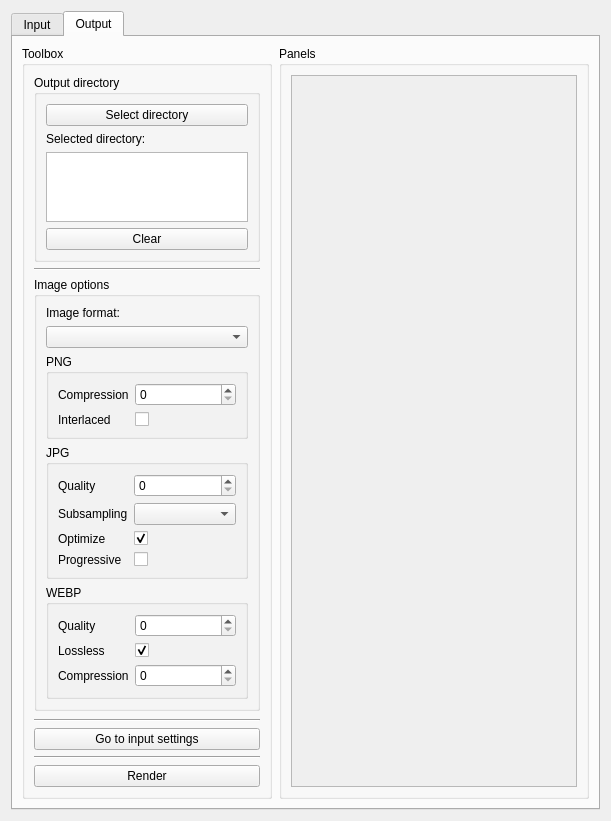
Qt form project.ui (ShadobaDev/Platemaker-qt) before a commit.
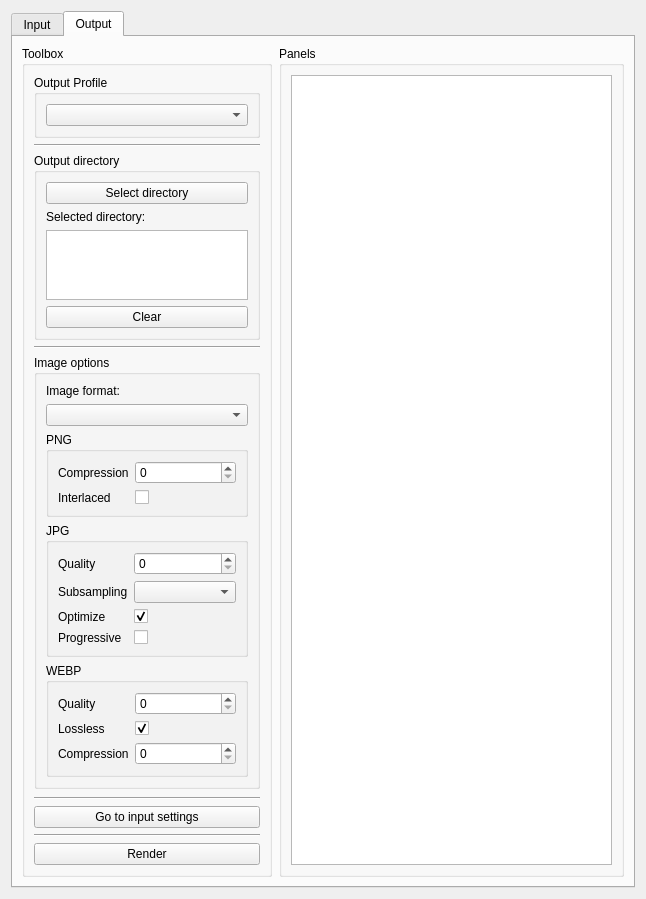
The same form after that commit. The open tabs and pages were chosen to show the change.

Commit message: feat(profile-dialogs): enhance canvas and output profile management in project

Diff of the .ui file:
```diff
--- a/project.ui
+++ b/project.ui
@@ -6,8 +6,8 @@
    <rect>
     <x>0</x>
     <y>0</y>
-    <width>611</width>
-    <height>665</height>
+    <width>646</width>
+    <height>674</height>
    </rect>
   </property>
   <property name="windowTitle">
@@ -335,7 +335,26 @@
            <enum>QLayout::SizeConstraint::SetMinimumSize</enum>
           </property>
           <item>
-           <widget class="QGroupBox" name="groupBox_19">
+           <widget class="QGroupBox" name="groupBoxOutputProfile">
+            <property name="title">
+             <string>Output Profile</string>
+            </property>
+            <layout class="QVBoxLayout" name="verticalLayout_12">
+             <item>
+              <widget class="QComboBox" name="comboBoxOutputProfile"/>
+             </item>
+            </layout>
+           </widget>
+          </item>
+          <item>
+           <widget class="Line" name="line_7">
+            <property name="orientation">
+             <enum>Qt::Orientation::Horizontal</enum>
+            </property>
+           </widget>
+          </item>
+          <item>
+           <widget class="QGroupBox" name="groupBoxOutputDirectory">
             <property name="title">
              <string>Output directory</string>
             </property>
@@ -657,21 +676,7 @@
          </property>
          <layout class="QVBoxLayout" name="verticalLayout_9">
           <item>
-           <widget class="QScrollArea" name="scrollArea_2">
-            <property name="widgetResizable">
-             <bool>true</bool>
-            </property>
-            <widget class="QWidget" name="scrollAreaWidgetContents_2">
-             <property name="geometry">
-              <rect>
-               <x>0</x>
-               <y>0</y>
-               <width>304</width>
-               <height>582</height>
-              </rect>
-             </property>
-            </widget>
-           </widget>
+           <widget class="QListWidget" name="listOutputImageTile"/>
           </item>
          </layout>
         </widget>
```
Left out of the diff: 136 changed lines with no effect on the pictures. The commit also changes 8 other files.
